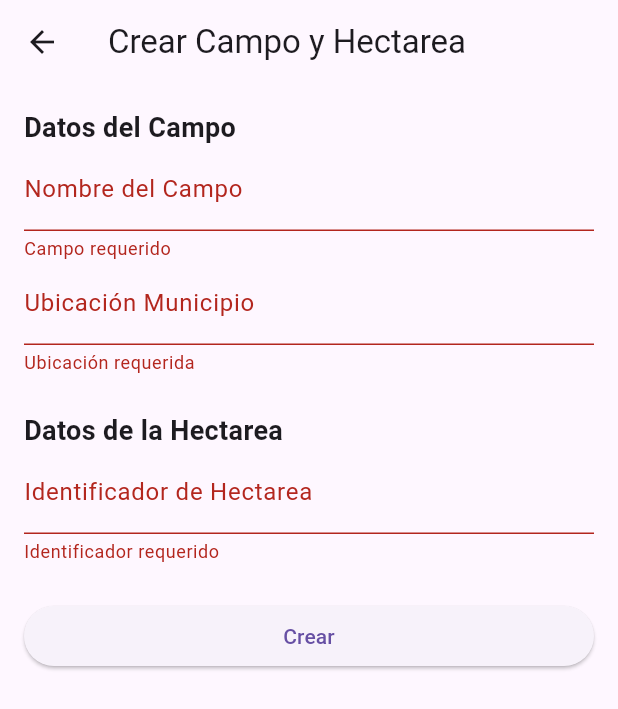
After one commit to JaelSantos01/Hackathon_Emimemi, a Flutter app: the CampoHectareaForm screen opened directly, after a tap on "Crear", on a phone screen of 412 x 824 dp. The commit adds this screen. Shown: the top 709 px of the screen. Run offline on Flutter 3.47's test engine with Material 3 defaults, Android fonts, the light colour scheme and no system bars; our stand-ins replace dio, fl_chart; accounts and stored records are empty.

Commit message:
cambios de front y back

```diff
--- a/lib/core/utils/constants.dart
+++ b/lib/core/utils/constants.dart
@@ -1,6 +1,8 @@
 class ApiConstants {
-  static const String url = "http://192.168.199.14:8000";
-  static const String loginPoint = "http://192.168.199.14:8000/api/users/login";
-  static const String registerPoint = "http://192.168.199.14:8000/api/users/";
+  static const String url = "http://192.168.0.14:8000";
+  static const String loginPoint = "http://192.168.0.14:8000/api/users/login";
+  static const String registerPoint = "http://192.168.0.14:8000/api/users/";
+  static const String hectariaPoint = "http://192.168.0.14:8000/api/hectareas/";
+  static const String camposPoint = "http://192.168.0.14:8000/api/campos/";
   static const Duration timeout = Duration(seconds: 10);
 }
--- /dev/null
+++ b/lib/models/Hectaria.dart
@@ -0,0 +1,19 @@
+class Hectarea {
+  final int id;
+  final String identificador;
+  final String imageUrl;
+
+  Hectarea({
+    required this.id,
+    required this.identificador,
+    required this.imageUrl,
+  });
+
+  factory Hectarea.fromJson(Map<String, dynamic> json) {
+    return Hectarea(
+      id: json['id'],
+      identificador: json['identificador'],
+      imageUrl: 'https://www.shutterstock.com/image-photo/sugar-cane-plantation-growing-up-600nw-2217936955.jpg',
+    );
+  }
+}
--- /dev/null
+++ b/lib/widgets/formHectaria.dart
@@ -0,0 +1,99 @@
+import 'package:cana_viva/core/utils/constants.dart';
+import 'package:flutter/material.dart';
+import 'package:dio/dio.dart';
+
+class CampoHectareaForm extends StatefulWidget {
+  @override
+  _CampoHectareaFormState createState() => _CampoHectareaFormState();
+}
+
+class _CampoHectareaFormState extends State<CampoHectareaForm> {
+  final Dio dio = Dio();
+  final _formKey = GlobalKey<FormState>();
+
+  final TextEditingController _campoNombreController = TextEditingController();
+  final TextEditingController _campoUbicacionController = TextEditingController();
+  final TextEditingController _hectareaIdentificadorController = TextEditingController();
+
+  bool _isSubmitting = false;
+
+  Future<void> submitForm() async {
+    if (!_formKey.currentState!.validate()) return;
+
+    setState(() => _isSubmitting = true);
+
+    try {
+      // 1️⃣ Crear Campo
+      final campoResponse = await dio.post(
+        ApiConstants.camposPoint,
+        data: {
+          'nombre': _campoNombreController.text,
+          'ubicacionMunicipio': _campoUbicacionController.text,
+        },
+      );
+
+      final campoId = campoResponse.data['id'];
+      print('Campo creado con ID: $campoId');
+
+      final hectareaResponse = await dio.post(
+        ApiConstants.hectariaPoint,
+        data: {
+          'identificador': _hectareaIdentificadorController.text,
+          'CampoId': campoId,
+        },
+      );
+
+      print('Hectarea creada: ${hectareaResponse.data}');
+      ScaffoldMessenger.of(context).showSnackBar(
+        SnackBar(content: Text('Campo y Hectarea creados exitosamente')),
+      );
+    } catch (e) {
+      print('Error: $e');
+      ScaffoldMessenger.of(context).showSnackBar(
+        SnackBar(content: Text('Error al crear los datos')),
+      );
+    } finally {
+      setState(() => _isSubmitting = false);
+    }
+  }
+
+  @override
+  Widget build(BuildContext context) {
+    return Scaffold(
+      appBar: AppBar(title: Text('Crear Campo y Hectarea')),
+      body: Padding(
+        padding: const EdgeInsets.all(16),
+        child: Form(
+          key: _formKey,
+          child: ListView(
+            children: [
+              const Text('Datos del Campo', style: TextStyle(fontSize: 18, fontWeight: FontWeight.bold)),
+              TextFormField(
+                controller: _campoNombreController,
+                decoration: InputDecoration(labelText: 'Nombre del Campo'),
+                validator: (value) => value == null || value.isEmpty ? 'Campo requerido' : null,
+              ),
+              TextFormField(
+                controller: _campoUbicacionController,
+                decoration: InputDecoration(labelText: 'Ubicación Municipio'),
+                validator: (value) => value == null || value.isEmpty ? 'Ubicación requerida' : null,
+              ),
+              const SizedBox(height: 24),
+              const Text('Datos de la Hectarea', style: TextStyle(fontSize: 18, fontWeight: FontWeight.bold)),
+              TextFormField(
+                controller: _hectareaIdentificadorController,
+                decoration: InputDecoration(labelText: 'Identificador de Hectarea'),
+                validator: (value) => value == null || value.isEmpty ? 'Identificador requerido' : null,
+              ),
+              const SizedBox(height: 24),
+              ElevatedButton(
+                onPressed: _isSubmitting ? null : submitForm,
+                child: Text(_isSubmitting ? 'Enviando...' : 'Crear'),
+              ),
+            ],
+          ),
+        ),
+      ),
+    );
+  }
+}
--- a/pubspec.yaml
+++ b/pubspec.yaml
@@ -13,6 +13,7 @@ dependencies:
   dio: ^5.9.0
   shared_preferences: ^2.5.3
   provider: ^6.1.5+1
+  fl_chart: ^1.1.1
 
 dev_dependencies:
   flutter_test:
@@ -22,9 +23,9 @@ dev_dependencies:
 
 flutter_icons:
   android: true
-  image_path: "assets/logo.jpg"
+  image_path: "assets/logo_oficial.png"
 
 flutter:
   uses-material-design: true
   assets:
-    - assets\logo.jpg
+    - assets\logo_oficial.png
```
Also changed, not shown: lib/screens/home_screen.dart (+7 -12 lines), lib/screens/login_screen.dart (+6 -11 lines), lib/widgets/card.dart (+119 -12 lines), lib/widgets/hectariasdetail.dart (added, +59 -0 lines), assets/logo.jpg (deleted), assets/logo.png (added), assets/logo_oficial.png (added), flutter_01.png, flutter_02.png (deleted), pubspec.lock, 6 other files.
